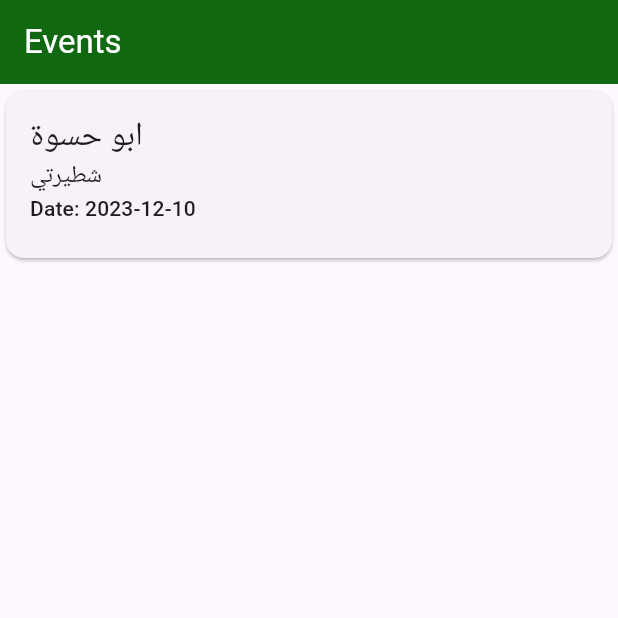
After one commit to haidar1337/flutter-hackathon-uniapp-2023, a Flutter app: the screen it shows after launch, on a phone screen of 412 x 824 dp, the top half of it. The commit adds this screen. Run offline on Flutter 3.47's test engine with Material 3 defaults, Android fonts, the phone set to English and light mode, and no system bars.

Commit message:
Modify EventPage

```diff
--- a/lib/common_widgets/custom_event_widget.dart
+++ b/lib/common_widgets/custom_event_widget.dart
@@ -1,10 +1,32 @@
 import 'package:flutter/material.dart';
+import 'package:projectname/features/events/data/event_data.dart';
 
 class CustomEventWidget extends StatelessWidget {
-  const CustomEventWidget({super.key});
+  final EventData eventData;
+
+  const CustomEventWidget({super.key, required this.eventData});
 
   @override
   Widget build(BuildContext context) {
-    return Container();
+    return SizedBox(
+      width: double.infinity, // Set the width of the card
+      height: 120, // Set the height of the card
+      child: Card(
+        child: Padding(
+          padding: const EdgeInsets.all(16.0),
+          child: Column(
+            crossAxisAlignment: CrossAxisAlignment.start,
+            children: <Widget>[
+              Text(eventData.name,
+                  style: Theme.of(context).textTheme.titleLarge),
+              Text(eventData.location,
+                  style: Theme.of(context).textTheme.titleMedium),
+              Text('Date: ${eventData.date.toLocal().toString().split(' ')[0]}',
+                  style: Theme.of(context).textTheme.titleSmall),
+            ],
+          ),
+        ),
+      ),
+    );
   }
 }
--- /dev/null
+++ b/lib/features/events/data/event_data.dart
@@ -0,0 +1,7 @@
+class EventData {
+  final String name;
+  final String location;
+  final DateTime date;
+
+  EventData({required this.name, required this.location, required this.date});
+}
--- /dev/null
+++ b/lib/features/events/presentation/event.dart
@@ -0,0 +1,21 @@
+import 'package:flutter/material.dart';
+import 'package:projectname/common_widgets/custom_event_widget.dart';
+import 'package:projectname/features/events/data/event_data.dart';
+
+class Event extends StatelessWidget {
+  final EventData eventData;
+
+  const Event({super.key, required this.eventData});
+
+  @override
+  Widget build(BuildContext context) {
+    return Scaffold(
+      appBar: AppBar(
+        title: const Text("Events", style: TextStyle(color: Colors.white)),
+        backgroundColor: const Color.fromARGB(
+            255, 16, 104, 17), // Set the AppBar background color to green
+      ),
+      body: CustomEventWidget(eventData: eventData),
+    );
+  }
+}
--- a/lib/main.dart
+++ b/lib/main.dart
@@ -1,22 +1,26 @@
 import 'package:flutter/material.dart';
-import 'package:projectname/features/tareef/presentation/evaluation.dart';
+import 'package:projectname/features/events/data/event_data.dart';
+import 'package:projectname/features/events/presentation/event.dart';
 
-void main() {
-  runApp(const MyApp());
-}
+void main() => runApp(const MyApp());
 
 class MyApp extends StatelessWidget {
   const MyApp({super.key});
+
   @override
   Widget build(BuildContext context) {
     return MaterialApp(
-      title: 'Flutter Demo',
+      title: 'Flutter Event App',
       theme: ThemeData(
-        colorScheme: ColorScheme.fromSeed(
-            seedColor: const Color.fromARGB(255, 0, 125, 64)),
-        useMaterial3: true,
+        backgroundColor: Colors.green,
       ),
-      home: Evaluation(),
+      home: Event(
+        eventData: EventData(
+          name: 'ابو حسوة',
+          location: 'شطيرتي',
+          date: DateTime.parse('2023-12-10'),
+        ),
+      ),
     );
   }
 }
```
Also changed, not shown: pubspec.lock.
